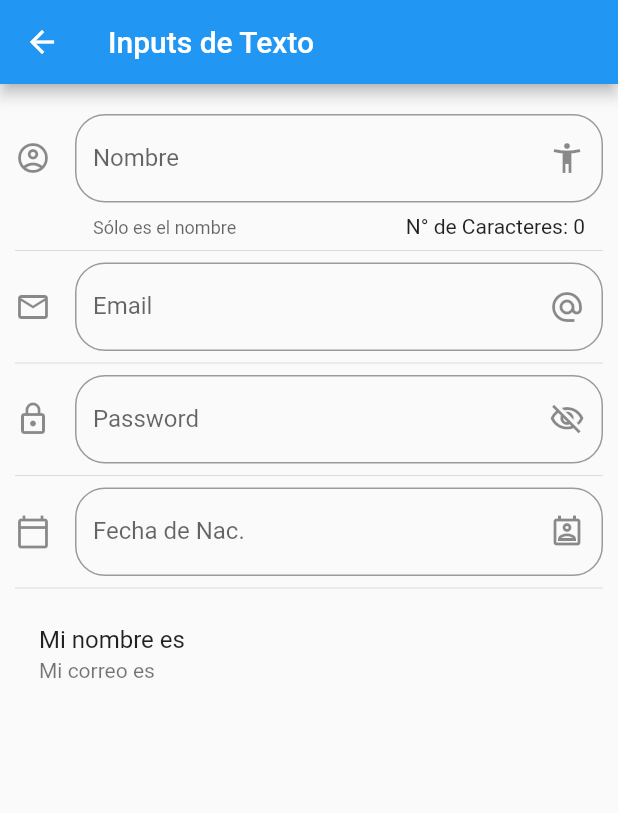
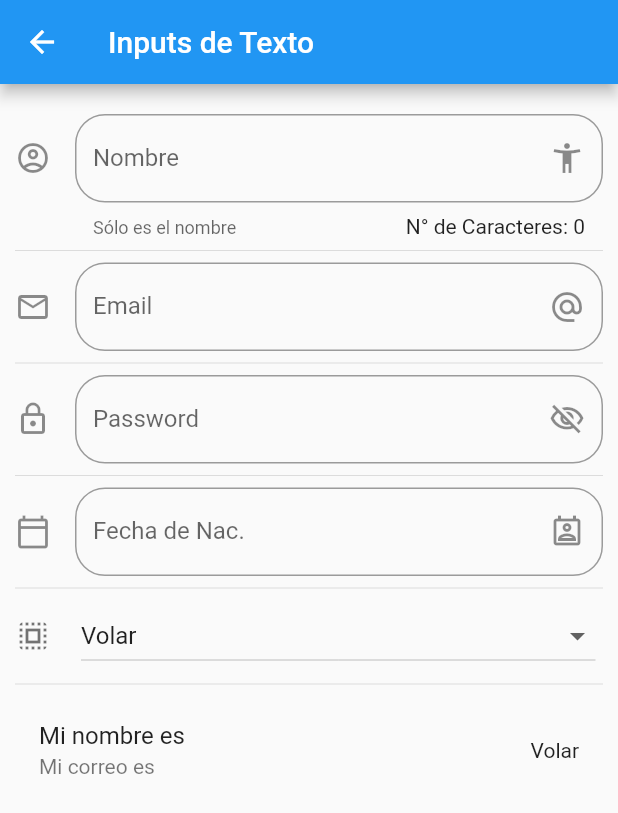
Before and after one commit to 51lv3r258/flutter-components, a Flutter app: the InputPage screen opened by its route, on a phone screen of 412 x 824 dp. Shown: the top 813 px of the screen. Run offline on Flutter 3.47's test engine with Material 2 defaults, Android fonts, the phone set to English and light mode, and no system bars.

Commit message:
✨ Adding dropdown menu on InputPage

```diff
--- a/lib/src/pages/input_page.dart
+++ b/lib/src/pages/input_page.dart
@@ -13,6 +13,14 @@ class _InputPageState extends State<InputPage> {
   String _password = '';
   bool _passwordHidden = true;
   String _date = '';
+
+  final List<String> _powers = [
+    'Volar',
+    'Rayos X',
+    'Aliento Helado',
+    'Super Fuerza',
+  ];
+  String _selectedOption = 'Volar';
 
   final TextEditingController _inputFieldDateCtrl = TextEditingController();
 
@@ -32,6 +40,8 @@ class _InputPageState extends State<InputPage> {
           _createPassword(),
           const Divider(),
           _createDate(context),
+          const Divider(),
+          _createDropdown(),
           const Divider(),
           _createPerson(),
         ],
@@ -132,10 +142,48 @@ class _InputPageState extends State<InputPage> {
     }
   }
 
+  List<DropdownMenuItem<String>> getOptionsDropdown() {
+    List<DropdownMenuItem<String>> list = [];
+
+    for (var power in _powers) {
+      list.add(DropdownMenuItem(
+        child: Text(power),
+        value: power,
+        // alignment: Alignment.centerRight,
+      ));
+    }
+
+    return list;
+  }
+
+  Widget _createDropdown() {
+    return Row(children: <Widget>[
+      const Icon(
+        Icons.select_all,
+        color: Colors.black54,
+      ),
+      const SizedBox(width: 20),
+      Expanded(
+        child: DropdownButton(
+          isExpanded: true,
+          value: _selectedOption,
+          items: getOptionsDropdown(),
+          onChanged: (opt) {
+            setState(() {
+              _selectedOption = opt.toString();
+            });
+          },
+        ),
+      ),
+      const SizedBox(width: 5)
+    ]);
+  }
+
   Widget _createPerson() {
     return ListTile(
       title: Text('Mi nombre es $_name'),
       subtitle: Text('Mi correo es $_email'),
+      trailing: Text(_selectedOption),
     );
   }
 }
```
